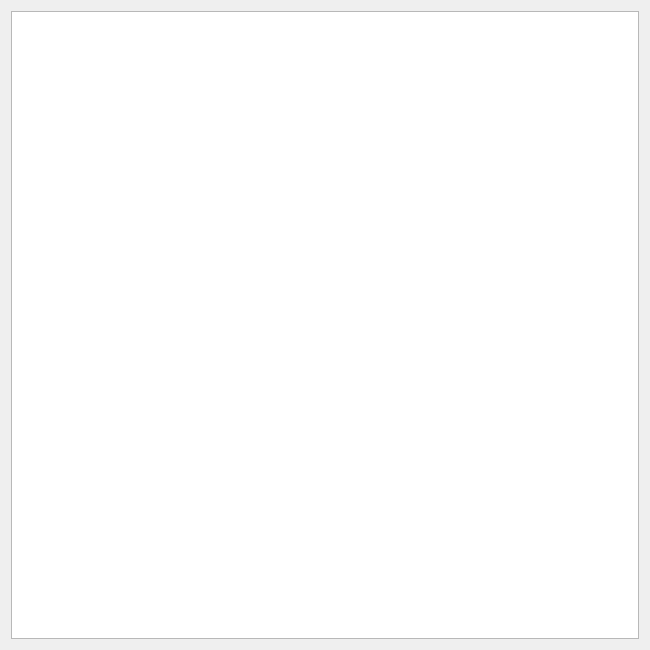
First picture: the form in RayCasting/mainwindow.ui, repository vandoaderson/Computer-graphics-1, before the edit.
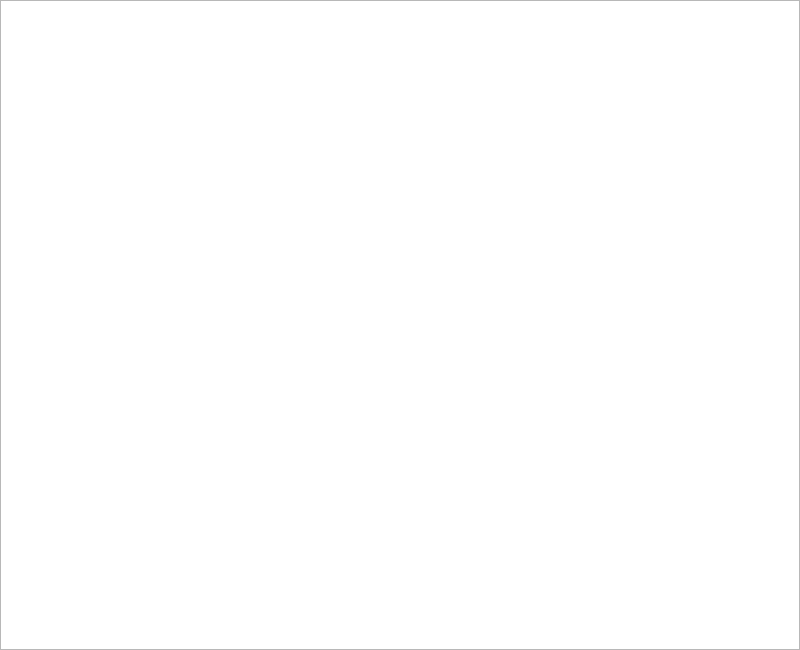
Second picture: the form after the edit.

Commit message: Snowman está na praia!

Diff of the .ui file:
```diff
--- a/RayCasting/mainwindow.ui
+++ b/RayCasting/mainwindow.ui
@@ -6,7 +6,7 @@
    <rect>
     <x>0</x>
     <y>0</y>
-    <width>650</width>
+    <width>800</width>
     <height>650</height>
    </rect>
   </property>
@@ -21,14 +21,53 @@
   </property>
   <widget class="QWidget" name="centralWidget">
    <layout class="QVBoxLayout" name="verticalLayout">
+    <property name="leftMargin">
+     <number>0</number>
+    </property>
+    <property name="topMargin">
+     <number>0</number>
+    </property>
+    <property name="rightMargin">
+     <number>0</number>
+    </property>
+    <property name="bottomMargin">
+     <number>0</number>
+    </property>
     <item>
      <widget class="QGraphicsView" name="graphicsView">
+      <property name="enabled">
+       <bool>true</bool>
+      </property>
+      <property name="minimumSize">
+       <size>
+        <width>800</width>
+        <height>650</height>
+       </size>
+      </property>
       <property name="maximumSize">
        <size>
-        <width>632</width>
-        <height>632</height>
+        <width>800</width>
+        <height>650</height>
        </size>
       </property>
+      <property name="backgroundBrush">
+       <brush brushstyle="NoBrush">
+        <color alpha="0">
+         <red>0</red>
+         <green>0</green>
+         <blue>0</blue>
+        </color>
+       </brush>
+      </property>
+      <property name="foregroundBrush">
+       <brush brushstyle="NoBrush">
+        <color alpha="0">
+         <red>0</red>
+         <green>0</green>
+         <blue>0</blue>
+        </color>
+       </brush>
+      </property>
      </widget>
     </item>
    </layout>
```
The commit also changes 2 other files.
